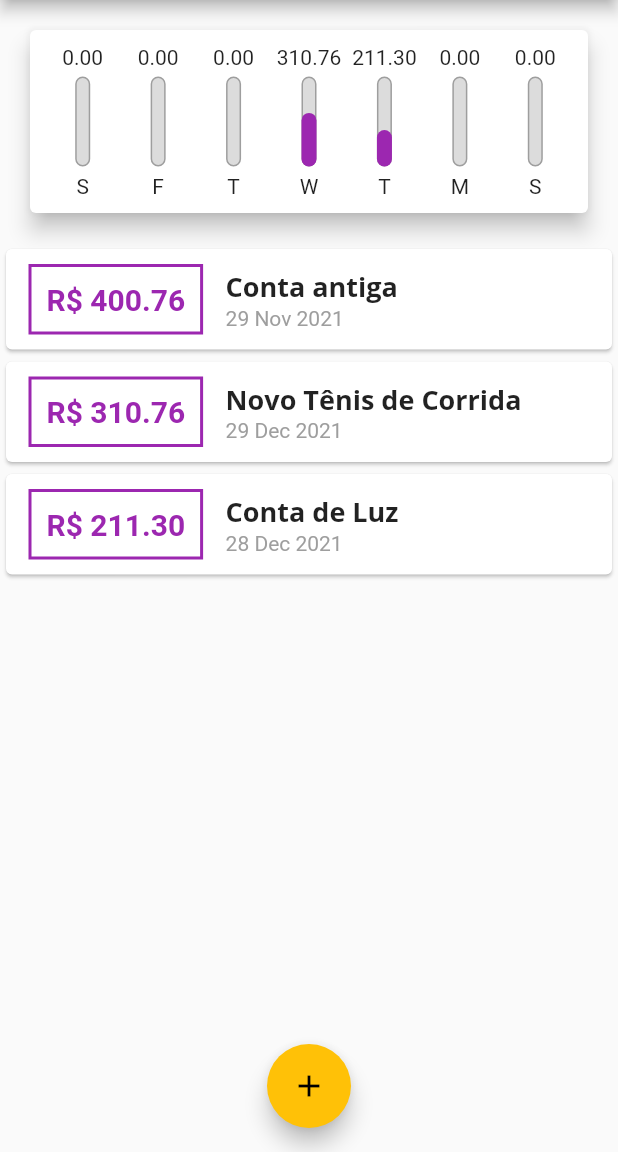
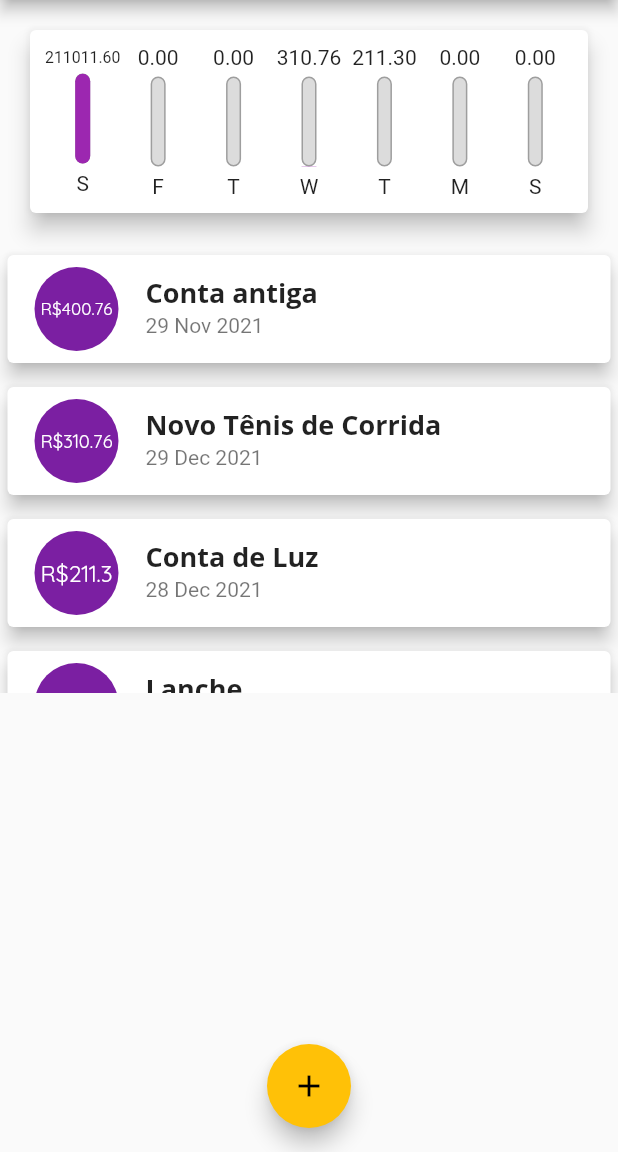
Before and after one commit to felixvicent/gestapp, a Flutter app: the screen it shows after launch, on a phone screen of 412 x 824 dp, the part 84-1236 px from its top. Run offline on Flutter 3.47's test engine with Material 2 defaults, Android fonts, the phone set to English and light mode, and no system bars.

Commit message:
Change list itens to ListTile

```diff
--- a/lib/components/transaction_list.dart
+++ b/lib/components/transaction_list.dart
@@ -35,47 +35,26 @@ class TransactionList extends StatelessWidget {
               itemCount: transactions.length,
               itemBuilder: (ctx, index) {
                 final transaction = transactions[index];
-
                 return Card(
-                  child: Row(
-                    children: [
-                      Container(
-                        margin: EdgeInsets.symmetric(
-                          horizontal: 15,
-                          vertical: 10,
-                        ),
-                        decoration: BoxDecoration(
-                          border: Border.all(
-                            color: Theme.of(context).primaryColor,
-                            width: 2,
-                          ),
-                        ),
-                        padding: EdgeInsets.all(10),
-                        child: Text(
-                          'R\$ ${transaction.value.toStringAsFixed(2)}',
-                          style: TextStyle(
-                            fontWeight: FontWeight.bold,
-                            fontSize: 20,
-                            color: Theme.of(context).primaryColor,
+                  elevation: 5,
+                  margin: EdgeInsets.symmetric(horizontal: 5, vertical: 8),
+                  child: ListTile(
+                    leading: CircleAvatar(
+                      radius: 30,
+                      child: Padding(
+                        padding: const EdgeInsets.all(6.0),
+                        child: FittedBox(
+                          child: Text('R\$${transaction.value}'),
                         ),
                       ),
                     ),
-                      Column(
-                        crossAxisAlignment: CrossAxisAlignment.start,
-                        children: [
-                          Text(
+                    title: Text(
                       transaction.title,
                       style: Theme.of(context).textTheme.headline6,
                     ),
-                          Text(
+                    subtitle: Text(
                       DateFormat('d MMM y').format(transaction.date),
-                            style: TextStyle(
-                              color: Colors.grey,
                     ),
-                          )
-                        ],
-                      )
-                    ],
                   ),
                 );
               },
--- a/lib/main.dart
+++ b/lib/main.dart
@@ -67,6 +67,18 @@ class _HomePageState extends State<HomePage> {
       title: 'Conta de Luz',
       value: 211.30,
       date: DateTime.now().subtract(Duration(days: 4)),
+    ),
+    Transaction(
+      id: 't2',
+      title: 'Lanche',
+      value: 11.30,
+      date: DateTime.now(),
+    ),
+    Transaction(
+      id: 't3',
+      title: 'Cartão de Crédito',
+      value: 211000.30,
+      date: DateTime.now(),
     ),
   ];
 
```
Lines whose indentation alone changed are shown as unchanged.
